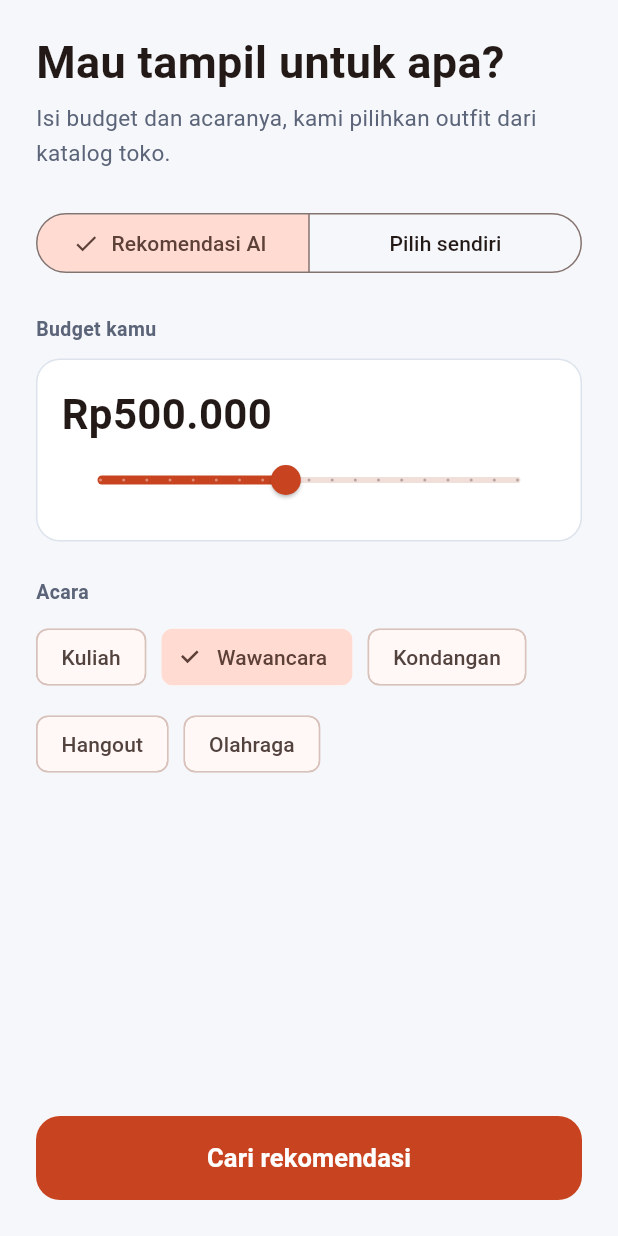
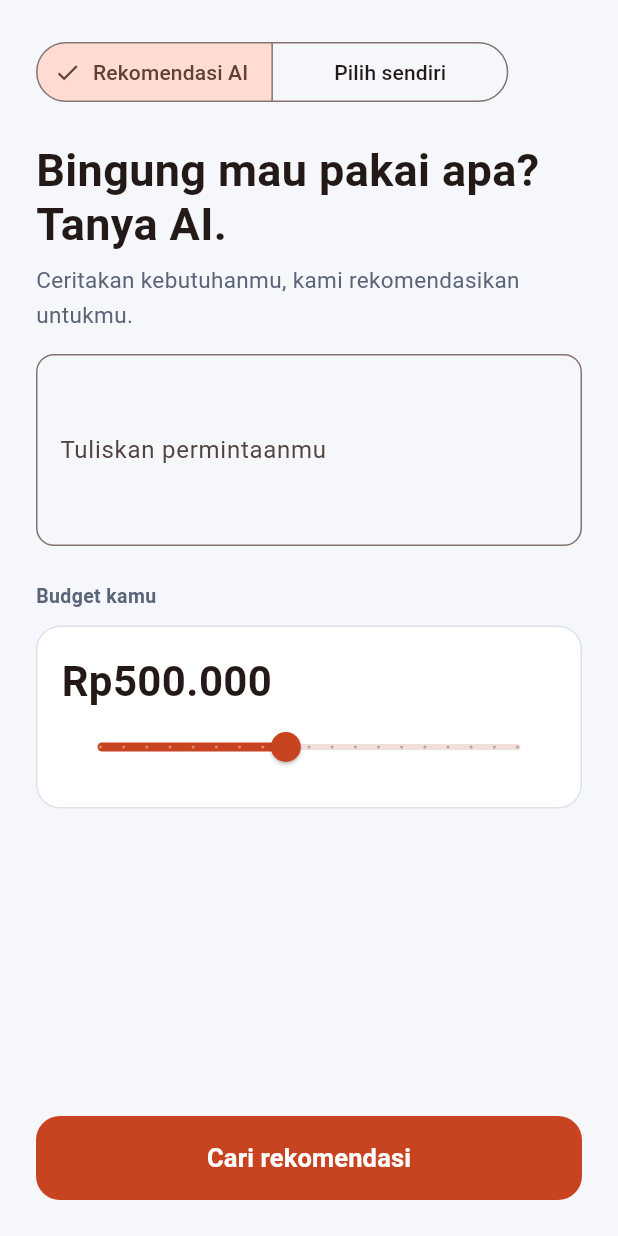
Before and after one commit to MuhamadAndris/outfit-ai, a Flutter app: the screen it shows after launch, on a phone screen of 412 x 824 dp. Run offline on Flutter 3.47's test engine with Material 3 defaults, Android fonts, the phone set to English and light mode, and no system bars; our stand-ins replace image_picker.

Commit message:
UPDATE UI - home_screen.dart - menambahkan input reqwest clinet

```diff
--- a/lib/screens/home_screen.dart
+++ b/lib/screens/home_screen.dart
@@ -15,22 +15,21 @@ class HomeScreen extends StatelessWidget {
   final OutfitController controller;
 
   void _onContinue(BuildContext context) {
-    if (controller.mode == PlanMode.manual) {
-      controller.clearSelection();
-      Navigator.push(context,
-          MaterialPageRoute(builder: (_) => CatalogScreen(controller: controller)));
+    final found = controller.findRecommendation();
+    if (!found) {
+      ScaffoldMessenger.of(context).showSnackBar(
+        const SnackBar(
+          content: Text(
+            'Belum ada outfit yang cocok dengan budget ini. Coba naikkan budget.',
+          ),
+        ),
+      );
       return;
     }
-
-    final found = controller.findRecommendation();
-    if (!found) {
-      ScaffoldMessenger.of(context).showSnackBar(const SnackBar(
-        content: Text('Belum ada outfit yang cocok dengan budget ini. Coba naikkan budget.'),
-      ));
-      return;
-    }
-    Navigator.push(context,
-        MaterialPageRoute(builder: (_) => ResultScreen(controller: controller)));
+    Navigator.push(
+      context,
+      MaterialPageRoute(builder: (_) => ResultScreen(controller: controller)),
+    );
   }
 
   @override
@@ -50,23 +49,104 @@ class HomeScreen extends StatelessWidget {
                       child: Column(
                         crossAxisAlignment: CrossAxisAlignment.start,
                         children: [
-                          const Text('Mau tampil untuk apa?',
-                              style: TextStyle(fontSize: 30, fontWeight: FontWeight.w700, height: 1.2)),
-                          const SizedBox(height: 8),
-                          const Text('Isi budget dan acaranya, kami pilihkan outfit dari katalog toko.',
-                              style: TextStyle(fontSize: 15, color: AppColors.muted, height: 1.5)),
+                          SegmentedButton<PlanMode>(
+                            segments: const [
+                              ButtonSegment(
+                                value: PlanMode.ai,
+                                label: Text('Rekomendasi AI'),
+                              ),
+                              ButtonSegment(
+                                value: PlanMode.manual,
+                                label: Text('Pilih sendiri'),
+                              ),
+                            ],
+                            selected: {controller.mode},
+                            onSelectionChanged: (s) {
+                              final mode = s.first;
+                              if (mode == PlanMode.manual) {
+                                controller.clearSelection();
+                                Navigator.push(
+                                  context,
+                                  MaterialPageRoute(
+                                    builder: (_) =>
+                                        CatalogScreen(controller: controller),
+                                  ),
+                                );
+                              }
+                            },
+                          ),
                           const SizedBox(height: 24),
-                          SizedBox(
-                            width: double.infinity,
-                            child: SegmentedButton<PlanMode>(
-                              segments: const [
-                                ButtonSegment(value: PlanMode.ai, label: Text('Rekomendasi AI')),
-                                ButtonSegment(value: PlanMode.manual, label: Text('Pilih sendiri')),
-                              ],
-                              selected: {controller.mode},
-                              onSelectionChanged: (s) => controller.setMode(s.first),
+                          const Text(
+                            'Bingung mau pakai apa? Tanya AI.',
+                            style: TextStyle(
+                              fontSize: 30,
+                              fontWeight: FontWeight.w700,
+                              height: 1.2,
                             ),
                           ),
+                          const SizedBox(height: 8),
+                          const Text(
+                            'Ceritakan kebutuhanmu, kami rekomendasikan untukmu.',
+                            style: TextStyle(
+                              fontSize: 15,
+                              color: AppColors.muted,
+                              height: 1.5,
+                            ),
+                          ),
+
+                          const SizedBox(height: 14),
+                          TextField(
+                            maxLines: 4,
+                            decoration: InputDecoration(
+                              labelText: 'Tuliskan permintaanmu',
+                              hintText: 'Contoh: Outfit wawancara kerja, rapi tapi tidak kaku.',
+                              border: OutlineInputBorder(
+                                borderRadius: BorderRadius.circular(12),
+                              ),
+                            ),
+                          ),
+
+                          // const SizedBox(height: 10),
+                          // Row(
+                          //   children: [
+                          //     const Expanded(
+                          //       child: Divider(
+                          //         color: Color(0xFFBFC5CE),
+                          //         thickness: 1,
+                          //       ),
+                          //     ),
+                          //     const SizedBox(width: 12),
+                          //     const Text(
+                          //       'atau atur sendiri',
+                          //       style: TextStyle(
+                          //         fontSize: 14,
+                          //         color: AppColors.muted,
+                          //       ),
+                          //     ),
+                          //     const SizedBox(width: 12),
+                          //     const Expanded(
+                          //       child: Divider(
+                          //         color: Color(0xFFBFC5CE),
+                          //         thickness: 1,
+                          //       ),
+                          //     ),
+                          //   ],
+                          // ),
+
+                          // const SizedBox(height: 14),
+                          // const _SectionLabel('Acara'),
+                          // Wrap(
+                          //   spacing: 10,
+                          //   runSpacing: 10,
+                          //   children: [
+                          //     for (final o in Occasion.values)
+                          //       ChoiceChip(
+                          //         label: Text(o.label),
+                          //         selected: controller.occasion == o,
+                          //         onSelected: (_) => controller.setOccasion(o),
+                          //       ),
+                          //   ],
+                          // ),
                           const SizedBox(height: 24),
                           const _SectionLabel('Budget kamu'),
                           Container(
@@ -75,41 +155,31 @@ class HomeScreen extends StatelessWidget {
                             child: Column(
                               crossAxisAlignment: CrossAxisAlignment.start,
                               children: [
-                                Text(formatRupiah(controller.budget),
-                                    style: const TextStyle(fontSize: 28, fontWeight: FontWeight.w700)),
+                                Text(
+                                  formatRupiah(controller.budget),
+                                  style: const TextStyle(
+                                    fontSize: 28,
+                                    fontWeight: FontWeight.w700,
+                                  ),
+                                ),
                                 Slider(
                                   value: controller.budget.toDouble(),
                                   min: 100000,
                                   max: 1000000,
                                   divisions: 18,
-                                  onChanged: (v) => controller.setBudget(v.round()),
+                                  onChanged: (v) =>
+                                      controller.setBudget(v.round()),
                                 ),
                               ],
                             ),
                           ),
-                          if (isAi) ...[
-                            const SizedBox(height: 24),
-                            const _SectionLabel('Acara'),
-                            Wrap(
-                              spacing: 10,
-                              runSpacing: 10,
-                              children: [
-                                for (final o in Occasion.values)
-                                  ChoiceChip(
-                                    label: Text(o.label),
-                                    selected: controller.occasion == o,
-                                    onSelected: (_) => controller.setOccasion(o),
-                                  ),
-                              ],
-                            ),
-                          ],
                         ],
                       ),
                     ),
                   ),
                   const SizedBox(height: 16),
                   PrimaryButton(
-                    label: isAi ? 'Cari rekomendasi' : 'Pilih produk',
+                    label: 'Cari rekomendasi',
                     onPressed: () => _onContinue(context),
                   ),
                 ],
@@ -128,8 +198,14 @@ class _SectionLabel extends StatelessWidget {
 
   @override
   Widget build(BuildContext context) => Padding(
-        padding: const EdgeInsets.only(bottom: 10),
-        child: Text(text,
-            style: const TextStyle(fontSize: 13, fontWeight: FontWeight.w600, color: AppColors.muted)),
-      );
+    padding: const EdgeInsets.only(bottom: 10),
+    child: Text(
+      text,
+      style: const TextStyle(
+        fontSize: 13,
+        fontWeight: FontWeight.w600,
+        color: AppColors.muted,
+      ),
+    ),
+  );
 }
```
